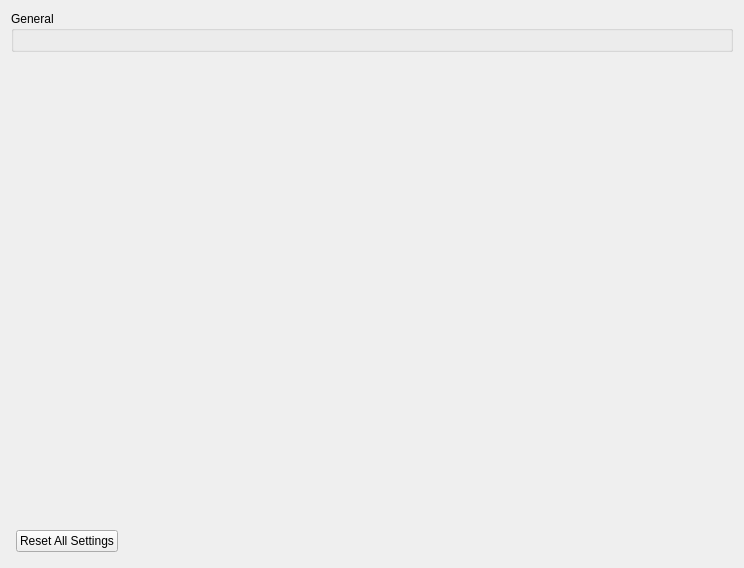
Qt form src/yuzu/configuration/configure_general.ui (rorrim-rorrim/eden-alt) before a commit.
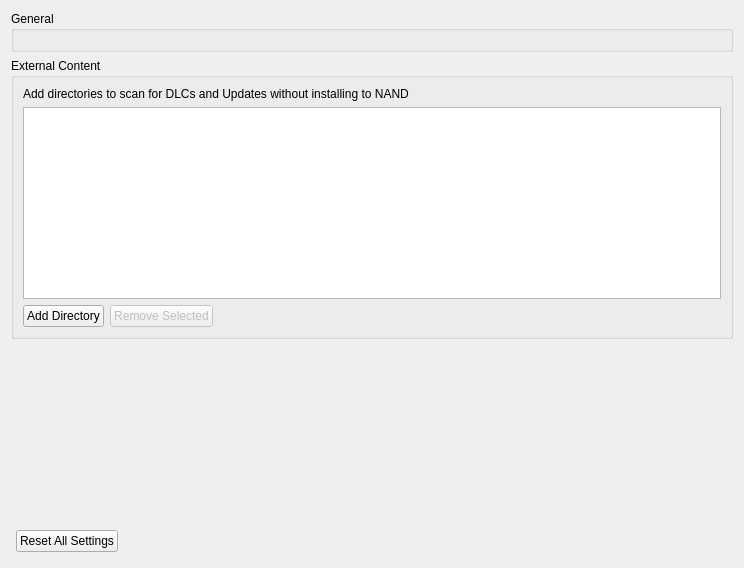
The same form after that commit.

Commit message: swap the list to general > general

Patch:
```diff
--- a/src/yuzu/configuration/configure_general.ui
+++ b/src/yuzu/configuration/configure_general.ui
@@ -46,6 +46,66 @@
        </layout>
       </widget>
      </item>
+     <item>
+      <widget class="QGroupBox" name="groupBox_external">
+       <property name="title">
+        <string>External Content</string>
+       </property>
+       <layout class="QVBoxLayout" name="verticalLayout_external">
+        <item>
+         <widget class="QLabel" name="label_external_desc">
+          <property name="text">
+           <string>Add directories to scan for DLCs and Updates without installing to NAND</string>
+          </property>
+          <property name="wordWrap">
+           <bool>true</bool>
+          </property>
+         </widget>
+        </item>
+        <item>
+         <widget class="QListWidget" name="external_content_list">
+          <property name="selectionMode">
+           <enum>QAbstractItemView::SingleSelection</enum>
+          </property>
+         </widget>
+        </item>
+        <item>
+         <layout class="QHBoxLayout" name="horizontalLayout_external_buttons">
+          <item>
+           <widget class="QPushButton" name="add_external_dir_button">
+            <property name="text">
+             <string>Add Directory</string>
+            </property>
+           </widget>
+          </item>
+          <item>
+           <widget class="QPushButton" name="remove_external_dir_button">
+            <property name="text">
+             <string>Remove Selected</string>
+            </property>
+            <property name="enabled">
+             <bool>false</bool>
+            </property>
+           </widget>
+          </item>
+          <item>
+           <spacer name="horizontalSpacer_external">
+            <property name="orientation">
+             <enum>Qt::Horizontal</enum>
+            </property>
+            <property name="sizeHint" stdset="0">
+             <size>
+              <width>40</width>
+              <height>20</height>
+             </size>
+            </property>
+           </spacer>
+          </item>
+         </layout>
+        </item>
+       </layout>
+      </widget>
+     </item>
      <item>
       <spacer name="verticalSpacer">
        <property name="orientation">
```
The commit also changes 6 other files.
